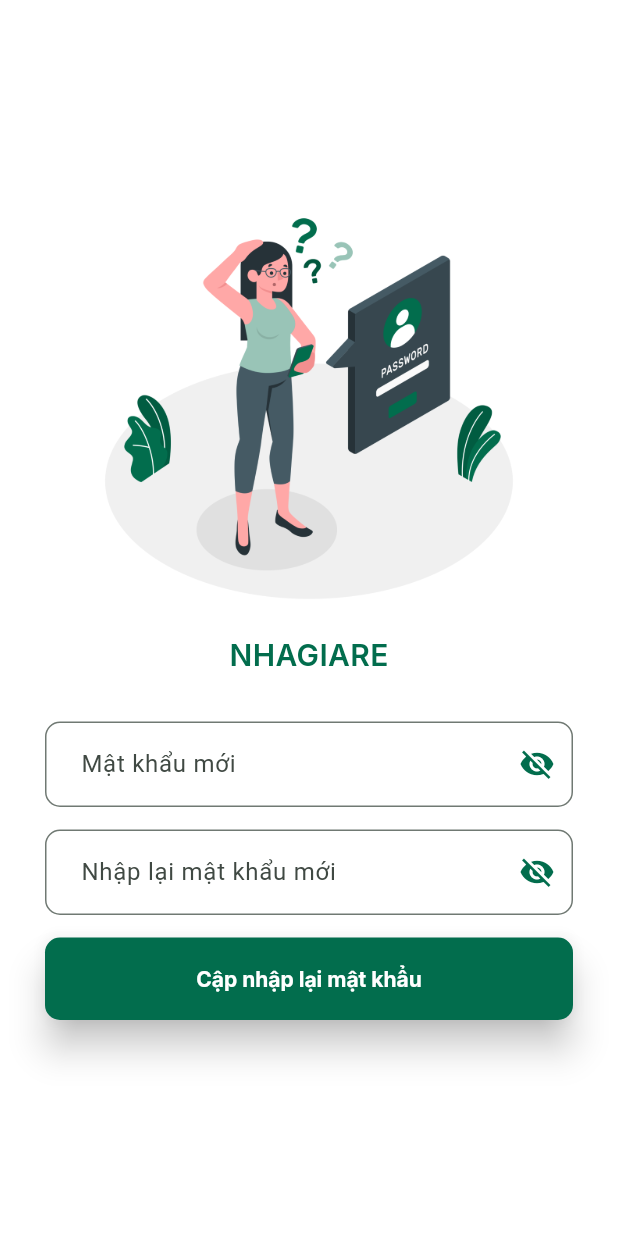
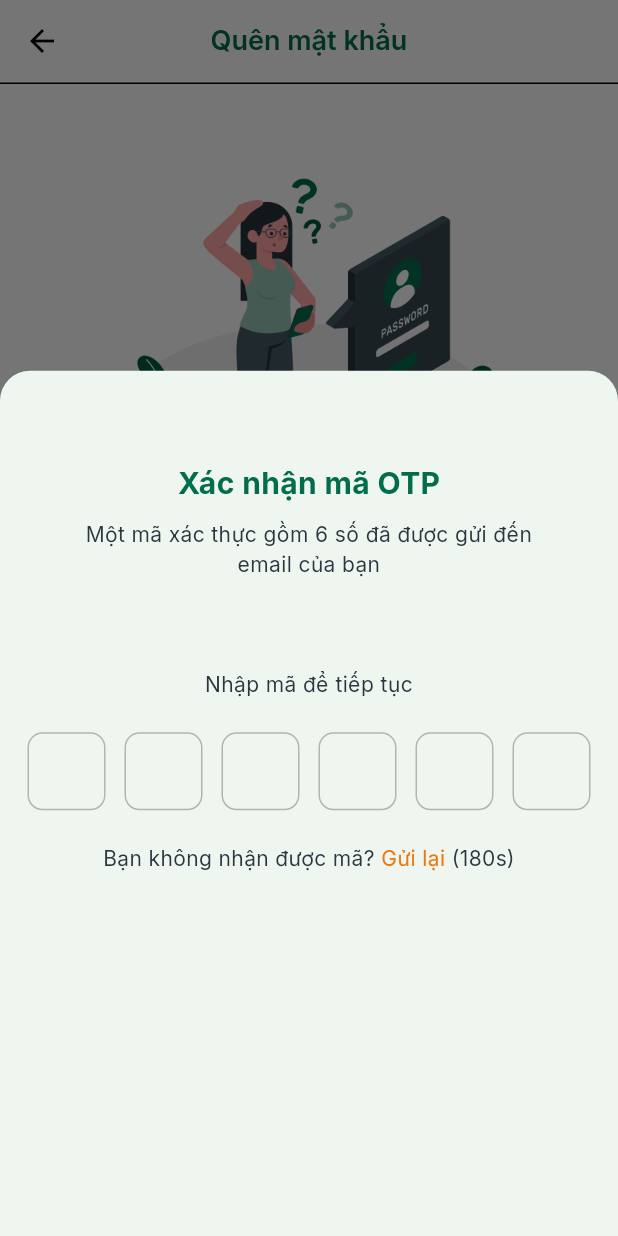
Before and after one commit to minhphan46/nha_gia_re_mobile, a Flutter app: the ForgotPasswordScreen screen opened by its route, after a tap on "Tiếp tục", on a phone screen of 412 x 824 dp. Run offline on Flutter 3.47's test engine with Material 2 defaults, Android fonts, the phone set to English and light mode, and no system bars; drawn by our look-alikes of otp_text_field; our stand-ins replace convex_bottom_bar, dio, dropdown_button2, equatable, file_picker, floor and 10 more; accounts and stored records are empty; generated files the repository leaves out were written again.

Commit message:
done login funtion

```diff
--- a/lib/config/theme/app_color.dart
+++ b/lib/config/theme/app_color.dart
@@ -18,53 +18,53 @@ abstract class AppColor {
   static const Color red = Color(0xffD00000);
   static const Color neon = Color(0xff04C048);
 
-  static const Color mainAppBarGradient1 = Color(0xff5F44B9);
-  static const Color mainAppBarGradient2 = Color(0xff8F5BE3);
-  static const Color mainAppBarGradient3 = Color(0xff9869e3);
-  static const Color mainAppBarGradient4 = Color(0xff8768DD);
-  static const Color mainAppBarGradient5 = Color(0xff7659d5);
-  static const Color mainAppBarGradient6 = Color(0xff5F44B9);
-  static const Color snackBarSuccess = Color(0xff01E47A);
-  static const Color snackBarFailed = Color(0xffFE5151);
-  static const Color transparent = Colors.transparent;
+//   static const Color mainAppBarGradient1 = Color(0xff5F44B9);
+//   static const Color mainAppBarGradient2 = Color(0xff8F5BE3);
+//   static const Color mainAppBarGradient3 = Color(0xff9869e3);
+//   static const Color mainAppBarGradient4 = Color(0xff8768DD);
+//   static const Color mainAppBarGradient5 = Color(0xff7659d5);
+//   static const Color mainAppBarGradient6 = Color(0xff5F44B9);
+//   static const Color snackBarSuccess = Color(0xff01E47A);
+//   static const Color snackBarFailed = Color(0xffFE5151);
+//   static const Color transparent = Colors.transparent;
 
-  /// light
-  static const Color backgroundColorLight = Color(0xffffffff);
-  static const Color onBackgroundColorLight = Color(0xff121212);
-  static const Color bottomNavigationBarLight = Color(0xffffffff);
-  static const Color primaryLight = Color(0xff7050d9);
-  static const Color onPrimaryLight = Color(0xfffefefe);
-  static const Color secondaryLight = Color(0xff8768DD);
-  static const Color onSecondaryLight = Color(0xff8596A0);
-  static const Color borderLight = Color(0xff5F44B9);
-  static const Color errorLight = Colors.redAccent;
-  static const Color onErrorLight = Color(0xffffffff);
-  static const Color surfaceLight = Color(0xff7050d9);
-  static const Color onSurfaceLight = Color(0xffffffff);
-  static const Color bottomNavigationBarDividerColorLight = Color(0xffeeeeee);
-  static const Color chatPageSystemNavigationBarColorLight = Color(0xff5F44B9);
-  static const Color rightMessageColorLight = Color(0xffcecbff);
-  static const Color leftMessageColorLight = Color(0xffffffff);
-  static const Color rightMessageTextColorLight = Color(0xff222222);
-  static const Color leftMessageTextColorLight = Color(0xff222222);
+//   /// light
+//   static const Color backgroundColorLight = Color(0xffffffff);
+//   static const Color onBackgroundColorLight = Color(0xff121212);
+//   static const Color bottomNavigationBarLight = Color(0xffffffff);
+//   static const Color primaryLight = Color(0xff7050d9);
+//   static const Color onPrimaryLight = Color(0xfffefefe);
+//   static const Color secondaryLight = Color(0xff8768DD);
+//   static const Color onSecondaryLight = Color(0xff8596A0);
+//   static const Color borderLight = Color(0xff5F44B9);
+//   static const Color errorLight = Colors.redAccent;
+//   static const Color onErrorLight = Color(0xffffffff);
+//   static const Color surfaceLight = Color(0xff7050d9);
+//   static const Color onSurfaceLight = Color(0xffffffff);
+//   static const Color bottomNavigationBarDividerColorLight = Color(0xffeeeeee);
+//   static const Color chatPageSystemNavigationBarColorLight = Color(0xff5F44B9);
+//   static const Color rightMessageColorLight = Color(0xffcecbff);
+//   static const Color leftMessageColorLight = Color(0xffffffff);
+//   static const Color rightMessageTextColorLight = Color(0xff222222);
+//   static const Color leftMessageTextColorLight = Color(0xff222222);
 
-  /// dark
-  static const Color backgroundColorDark = Color(0xff121212);
-  static const Color onBackgroundColorDark = Color(0xffffffff);
-  static const Color bottomNavigationBarDark = Color(0xff121212);
-  static const Color primaryDark = Color(0xff443463);
-  static const Color onPrimaryDark = Color(0xffaaa1c2);
-  static const Color secondaryDark = Color(0xff774efa);
-  static const Color onSecondaryDark = Color(0xffBBB7C6);
-  static const Color borderDark = Color(0xff5F44B9);
-  static const Color errorDark = Colors.redAccent;
-  static const Color onErrorDark = Color(0xffffffff);
-  static const Color surfaceDark = Color(0xff7050d9);
-  static const Color onSurfaceDark = Color(0xffBBB7C6);
-  static const Color bottomNavigationBarDividerColorDark = Color(0xff222222);
-  static const Color chatPageSystemNavigationBarColorDark = Color(0xFF2F2653);
-  static const Color rightMessageColorDark = Color(0xff5F44B9);
-  static const Color leftMessageColorDark = Color(0xff443463);
-  static const Color rightMessageTextColorDark = Color(0xffeeeeee);
-  static const Color leftMessageTextColorDark = Color(0xffeeeeee);
+//   /// dark
+//   static const Color backgroundColorDark = Color(0xff121212);
+//   static const Color onBackgroundColorDark = Color(0xffffffff);
+//   static const Color bottomNavigationBarDark = Color(0xff121212);
+//   static const Color primaryDark = Color(0xff443463);
+//   static const Color onPrimaryDark = Color(0xffaaa1c2);
+//   static const Color secondaryDark = Color(0xff774efa);
+//   static const Color onSecondaryDark = Color(0xffBBB7C6);
+//   static const Color borderDark = Color(0xff5F44B9);
+//   static const Color errorDark = Colors.redAccent;
+//   static const Color onErrorDark = Color(0xffffffff);
+//   static const Color surfaceDark = Color(0xff7050d9);
+//   static const Color onSurfaceDark = Color(0xffBBB7C6);
+//   static const Color bottomNavigationBarDividerColorDark = Color(0xff222222);
+//   static const Color chatPageSystemNavigationBarColorDark = Color(0xFF2F2653);
+//   static const Color rightMessageColorDark = Color(0xff5F44B9);
+//   static const Color leftMessageColorDark = Color(0xff443463);
+//   static const Color rightMessageTextColorDark = Color(0xffeeeeee);
+//   static const Color leftMessageTextColorDark = Color(0xffeeeeee);
 }
--- a/lib/config/theme/app_theme.dart
+++ b/lib/config/theme/app_theme.dart
@@ -1,5 +1,7 @@
 import 'package:flutter/material.dart';
 import 'package:nhagiare_mobile/config/theme/app_color.dart';
+import 'package:nhagiare_mobile/config/theme/text_styles.dart';
+import 'package:nhagiare_mobile/core/extensions/textstyle_ex.dart';
 
 ThemeData appTheme() {
   return ThemeData(
@@ -12,11 +14,11 @@ ThemeData appTheme() {
 }
 
 AppBarTheme appBarTheme() {
-  return const AppBarTheme(
-    color: Colors.white,
+  return AppBarTheme(
+    backgroundColor: Colors.white,
     elevation: 0,
     centerTitle: true,
-    iconTheme: IconThemeData(color: Color(0XFF8B8B8B)),
-    titleTextStyle: TextStyle(color: Color(0XFF8B8B8B), fontSize: 18),
+    iconTheme: const IconThemeData(color: AppColor.black),
+    titleTextStyle: AppTextStyles.semiBold18.colorEx(AppColor.green),
   );
 }
--- a/lib/features/presentation/modules/login/screens/forgot_password.dart
+++ b/lib/features/presentation/modules/login/screens/forgot_password.dart
@@ -8,6 +8,8 @@ import 'package:nhagiare_mobile/core/extensions/textstyle_ex.dart';
 import '../../../../../config/routes/app_routes.dart';
 import '../../../../../config/values/asset_image.dart';
 import '../login_controller.dart';
+import '../widgets/my_appbar.dart';
+import '../widgets/opt_bottom_sheet.dart';
 
 class ForgotPasswordScreen extends StatefulWidget {
   const ForgotPasswordScreen({super.key});
@@ -27,9 +29,25 @@ class _ForgotPasswordScreenState extends State<ForgotPasswordScreen> {
     super.dispose();
   }
 
+  void _showOTPBottomSheet(BuildContext context) {
+    showModalBottomSheet(
+      context: context,
+      isScrollControlled: true,
+      shape: const RoundedRectangleBorder(
+        borderRadius: BorderRadius.vertical(
+          top: Radius.circular(20),
+        ),
+      ),
+      builder: (BuildContext context) {
+        return OTPBottomSheet(controller);
+      },
+    );
+  }
+
   @override
   Widget build(BuildContext context) {
     return Scaffold(
+      appBar: const MyAppbar(title: "Quên mật khẩu"),
       body: SingleChildScrollView(
         padding: const EdgeInsets.symmetric(horizontal: 30),
         child: Form(
@@ -38,7 +56,7 @@ class _ForgotPasswordScreenState extends State<ForgotPasswordScreen> {
             mainAxisAlignment: MainAxisAlignment.start,
             mainAxisSize: MainAxisSize.min,
             children: [
-              SizedBox(height: 15.hp),
+              SizedBox(height: 5.hp),
               // Logo
               Column(
                 mainAxisAlignment: MainAxisAlignment.start,
@@ -91,7 +109,8 @@ class _ForgotPasswordScreenState extends State<ForgotPasswordScreen> {
               // button tiep tuc
               Obx(() => ElevatedButton(
                     onPressed: () {
-                      Get.toNamed(AppRoutes.resetPassword);
+                      //Get.toNamed(AppRoutes.resetPassword);
+                      _showOTPBottomSheet(context);
                     },
                     style: ElevatedButton.styleFrom(
                       backgroundColor: AppColor.green,
--- a/lib/features/presentation/modules/login/screens/login_screen.dart
+++ b/lib/features/presentation/modules/login/screens/login_screen.dart
@@ -4,6 +4,7 @@ import 'package:nhagiare_mobile/config/theme/app_color.dart';
 import 'package:nhagiare_mobile/core/extensions/integer_ex.dart';
 import 'package:nhagiare_mobile/core/extensions/textstyle_ex.dart';
 import 'package:nhagiare_mobile/features/presentation/modules/login/widgets/image_logo.dart';
+import 'package:nhagiare_mobile/features/presentation/modules/login/widgets/my_appbar.dart';
 import '../../../../../config/routes/app_routes.dart';
 import '../../../../../config/theme/text_styles.dart';
 import '../login_controller.dart';
@@ -31,6 +32,7 @@ class _LoginScreenState extends State<LoginScreen> {
   @override
   Widget build(BuildContext context) {
     return Scaffold(
+      appBar: const MyAppbar(title: "Đăng nhập"),
       body: SingleChildScrollView(
         padding: const EdgeInsets.symmetric(horizontal: 30),
         child: Form(
@@ -40,7 +42,7 @@ class _LoginScreenState extends State<LoginScreen> {
             mainAxisAlignment: MainAxisAlignment.start,
             mainAxisSize: MainAxisSize.min,
             children: [
-              SizedBox(height: 15.hp),
+              SizedBox(height: 5.hp),
               // Logo
               const ImageLogo(),
               // Text file Email
@@ -125,7 +127,10 @@ class _LoginScreenState extends State<LoginScreen> {
 
               // button login
               Obx(() => ElevatedButton(
-                    onPressed: controller.handleLogin,
+                    onPressed: () {
+                      controller.handleLogin();
+                      Get.toNamed(AppRoutes.bottomBar);
+                    },
                     style: ElevatedButton.styleFrom(
                       backgroundColor: AppColor.green,
                       padding: const EdgeInsets.symmetric(vertical: 15),
--- a/lib/features/presentation/modules/login/screens/register_screen.dart
+++ b/lib/features/presentation/modules/login/screens/register_screen.dart
@@ -9,6 +9,8 @@ import '../../../../../config/theme/text_styles.dart';
 import '../../../../../core/extensions/string_ex.dart';
 import '../login_controller.dart';
 import '../widgets/image_logo.dart';
+import '../widgets/my_appbar.dart';
+import 'login_screen.dart';
 
 class RegisterScreen extends StatefulWidget {
   const RegisterScreen({super.key});
@@ -35,6 +37,7 @@ class _RegisterScreenState extends State<RegisterScreen> {
   @override
   Widget build(BuildContext context) {
     return Scaffold(
+      appBar: const MyAppbar(title: "Đăng ký"),
       body: SingleChildScrollView(
         padding: const EdgeInsets.all(30),
         child: Form(
@@ -42,7 +45,6 @@ class _RegisterScreenState extends State<RegisterScreen> {
           child: Column(
             crossAxisAlignment: CrossAxisAlignment.stretch,
             children: [
-              SizedBox(height: 2.hp),
               // Logo
               const ImageLogo(),
               // text field email
@@ -202,25 +204,19 @@ class _RegisterScreenState extends State<RegisterScreen> {
                             style: AppTextStyles.bold14.colorEx(AppColor.white),
                           ),
                   )),
+              const SizedBox(height: 20),
               Row(
+                mainAxisAlignment: MainAxisAlignment.center,
                 children: [
+                  const Text("Đã có tài khoản? "),
                   TextButton(
-                      onPressed: () {
-                        Get.back();
+                      onPressed: () async {
+                        Get.offAll(const LoginScreen());
                       },
                       style: TextButton.styleFrom(
-                        padding: const EdgeInsets.only(top: 20, bottom: 20),
+                        padding: const EdgeInsets.symmetric(horizontal: 0),
                       ),
                       child: Text('Đăng nhập'.tr)),
-                  const Spacer(),
-                  TextButton(
-                      onPressed: () {
-                        Get.toNamed(AppRoutes.fogot);
-                      },
-                      style: TextButton.styleFrom(
-                        padding: const EdgeInsets.only(top: 20, bottom: 20),
-                      ),
-                      child: Text('Quên mật khẩu?'.tr)),
                 ],
               ),
             ],
--- a/lib/features/presentation/modules/login/screens/update_info_screen.dart
+++ b/lib/features/presentation/modules/login/screens/update_info_screen.dart
@@ -7,7 +7,9 @@ import 'package:nhagiare_mobile/core/extensions/textstyle_ex.dart';
 import 'package:nhagiare_mobile/features/presentation/modules/login/widgets/dropdown_with_title.dart';
 import 'package:nhagiare_mobile/features/presentation/modules/login/widgets/image_avatar_picker.dart';
 import 'package:nhagiare_mobile/features/presentation/modules/login/widgets/text_field_with_title.dart';
+import '../../../../../config/routes/app_routes.dart';
 import '../login_controller.dart';
+import '../widgets/my_appbar.dart';
 
 class UpdateInfoScreen extends StatefulWidget {
   const UpdateInfoScreen({super.key});
@@ -46,6 +48,7 @@ class _UpdateInfoScreenState extends State<UpdateInfoScreen> {
     controller.emailUpdateInfoTextController.text = getEmail();
 
     return Scaffold(
+      appBar: const MyAppbar(title: "Cập nhập thông tin"),
       body: SingleChildScrollView(
         padding: const EdgeInsets.all(30),
         child: Form(
@@ -53,7 +56,6 @@ class _UpdateInfoScreenState extends State<UpdateInfoScreen> {
           child: Column(
             crossAxisAlignment: CrossAxisAlignment.stretch,
             children: [
-              SizedBox(height: 8.hp),
 // image avatar
               const ImageAvatarPicker(),
               const SizedBox(height: 12),
@@ -172,7 +174,10 @@ class _UpdateInfoScreenState extends State<UpdateInfoScreen> {
 // Button luu
               const SizedBox(height: 14),
               ElevatedButton(
-                onPressed: controller.handleRegister,
+                onPressed: () {
+                  controller.handleRegister();
+                  Get.toNamed(AppRoutes.bottomBar);
+                },
                 style: ElevatedButton.styleFrom(
                   backgroundColor: AppColor.green,
                   padding: const EdgeInsets.symmetric(vertical: 15),
--- a/lib/features/presentation/modules/login/screens/update_password.dart
+++ b/lib/features/presentation/modules/login/screens/update_password.dart
@@ -2,11 +2,12 @@ import 'package:flutter/material.dart';
 import 'package:get/get.dart';
 import 'package:nhagiare_mobile/core/extensions/integer_ex.dart';
 import 'package:nhagiare_mobile/core/extensions/textstyle_ex.dart';
-
+import 'package:nhagiare_mobile/features/presentation/modules/login/screens/login_screen.dart';
 import '../../../../../config/theme/app_color.dart';
 import '../../../../../config/theme/text_styles.dart';
 import '../../../../../config/values/asset_image.dart';
 import '../login_controller.dart';
+import '../widgets/my_appbar.dart';
 
 class UpdatePasswordScreen extends StatefulWidget {
   const UpdatePasswordScreen({super.key});
@@ -31,6 +32,7 @@ class _UpdatePasswordScreenState extends State<UpdatePasswordScreen> {
   @override
   Widget build(BuildContext context) {
     return Scaffold(
+      appBar: const MyAppbar(title: "Quên mật khẩu"),
       body: SingleChildScrollView(
         padding: const EdgeInsets.symmetric(horizontal: 30),
         child: Form(
@@ -39,7 +41,7 @@ class _UpdatePasswordScreenState extends State<UpdatePasswordScreen> {
             mainAxisAlignment: MainAxisAlignment.start,
             mainAxisSize: MainAxisSize.min,
             children: [
-              SizedBox(height: 15.hp),
+              SizedBox(height: 2.hp),
               // Logo
               Column(
                 mainAxisAlignment: MainAxisAlignment.start,
@@ -140,7 +142,9 @@ class _UpdatePasswordScreenState extends State<UpdatePasswordScreen> {
               const SizedBox(height: 15),
               // button tiep tuc
               Obx(() => ElevatedButton(
-                    onPressed: () {},
+                    onPressed: () {
+                      Get.offAll(const LoginScreen());
+                    },
                     style: ElevatedButton.styleFrom(
                       backgroundColor: AppColor.green,
                       padding: const EdgeInsets.symmetric(vertical: 15),
--- /dev/null
+++ b/lib/features/presentation/modules/login/widgets/my_appbar.dart
@@ -0,0 +1,44 @@
+import 'package:flutter/material.dart';
+import '../../../../../config/theme/app_color.dart';
+class MyAppbar extends StatelessWidget implements PreferredSizeWidget {
+  const MyAppbar({required this.title, super.key});
+
+  final String title;
+  @override
+  Size get preferredSize => const Size.fromHeight(kToolbarHeight);
+  @override
+  Widget build(BuildContext context) {
+    return AppBar(
+      centerTitle: true,
+      elevation: 0,
+      title: Text(title),
+      bottom: PreferredSize(
+        preferredSize: const Size.fromHeight(0.0),
+        child: Container(
+          color: AppColor.black,
+          height: 1.0,
+        ),
+      ),
+      // leading: IconButton(
+      //   icon: const Icon(Icons.close),
+      //   color: AppColor.black,
+      //   onPressed: () {
+
+      //   },
+      // ),
+      // actions: [
+      //   TextButton(
+      //     onPressed: () {
+      //       // deletefilter
+      //       searchController.deleteFilter();
+      //     },
+      //     child: Text(
+      //       "Đặt lại",
+      //       style: AppTextStyles.roboto16semiBold
+      //           .copyWith(color: AppColors.primaryColor),
+      //     ),
+      //   ),
+      // ],
+    );
+  }
+}
--- /dev/null
+++ b/lib/features/presentation/modules/login/widgets/opt_bottom_sheet.dart
@@ -0,0 +1,94 @@
+import 'package:flutter/material.dart';
+import 'package:get/get.dart';
+import 'package:nhagiare_mobile/config/theme/app_color.dart';
+import 'package:nhagiare_mobile/config/theme/text_styles.dart';
+import 'package:nhagiare_mobile/core/extensions/integer_ex.dart';
+import 'package:nhagiare_mobile/core/extensions/textstyle_ex.dart';
+import 'package:otp_text_field/otp_field.dart';
+import 'package:otp_text_field/style.dart';
+
+import '../../../../../config/routes/app_routes.dart';
+import '../login_controller.dart';
+
+class OTPBottomSheet extends StatelessWidget {
+  OTPBottomSheet(this.controller, {super.key});
+  final LoginController controller;
+  final int timeCouter = 180;
+  final OtpFieldController otpController = OtpFieldController();
+
+  @override
+  Widget build(BuildContext context) {
+    return Padding(
+      padding:
+          EdgeInsets.only(bottom: MediaQuery.of(context).viewInsets.bottom),
+      child: Container(
+        height: 70.hp,
+        width: double.infinity,
+        padding: const EdgeInsets.only(top: 10),
+        child: Column(
+          children: [
+            const SizedBox(height: 50),
+            // text xac nhan otp
+            Text(
+              "Xác nhận mã OTP",
+              style: AppTextStyles.bold20.colorEx(AppColor.green),
+            ),
+            const SizedBox(height: 10),
+            Padding(
+              padding: const EdgeInsets.symmetric(horizontal: 40),
+              child: Text(
+                "Một mã xác thực gồm 6 số đã được gửi đến email của bạn",
+                style: AppTextStyles.regular14.colorEx(AppColor.lightBlack),
+                textAlign: TextAlign.center,
+              ),
+            ),
+            const SizedBox(height: 60),
+            Text(
+              "Nhập mã để tiếp tục",
+              style: AppTextStyles.regular14.colorEx(AppColor.lightBlack),
+              textAlign: TextAlign.center,
+            ),
+// opt
+            Padding(
+              padding: const EdgeInsets.symmetric(vertical: 22, horizontal: 12),
+              child: OTPTextField(
+                length: 6,
+                controller: otpController,
+                width: MediaQuery.of(context).size.width,
+                fieldWidth: 52,
+                style: AppTextStyles.bold24.colorEx(AppColor.green)!,
+                textFieldAlignment: MainAxisAlignment.spaceAround,
+                fieldStyle: FieldStyle.box,
+                onCompleted: (pin) {
+                  Get.toNamed(AppRoutes.resetPassword);
+                },
+              ),
+            ),
+// text
+            Center(
+              child: Text.rich(
+                TextSpan(
+                  text: 'Bạn không nhận được mã? ',
+                  style: AppTextStyles.regular14.colorEx(AppColor.lightBlack),
+                  children: <InlineSpan>[
+                    TextSpan(
+                      text: 'Gửi lại ',
+                      style: AppTextStyles.regular14.colorEx(AppColor.orange),
+                      children: <InlineSpan>[
+                        TextSpan(
+                          text: '(${timeCouter}s)',
+                          style: AppTextStyles.regular14
+                              .colorEx(AppColor.lightBlack),
+                        )
+                      ],
+                    )
+                  ],
+                ),
+              ),
+            ),
+          ],
+        ),
+      ),
+    );
+  }
+}
```
